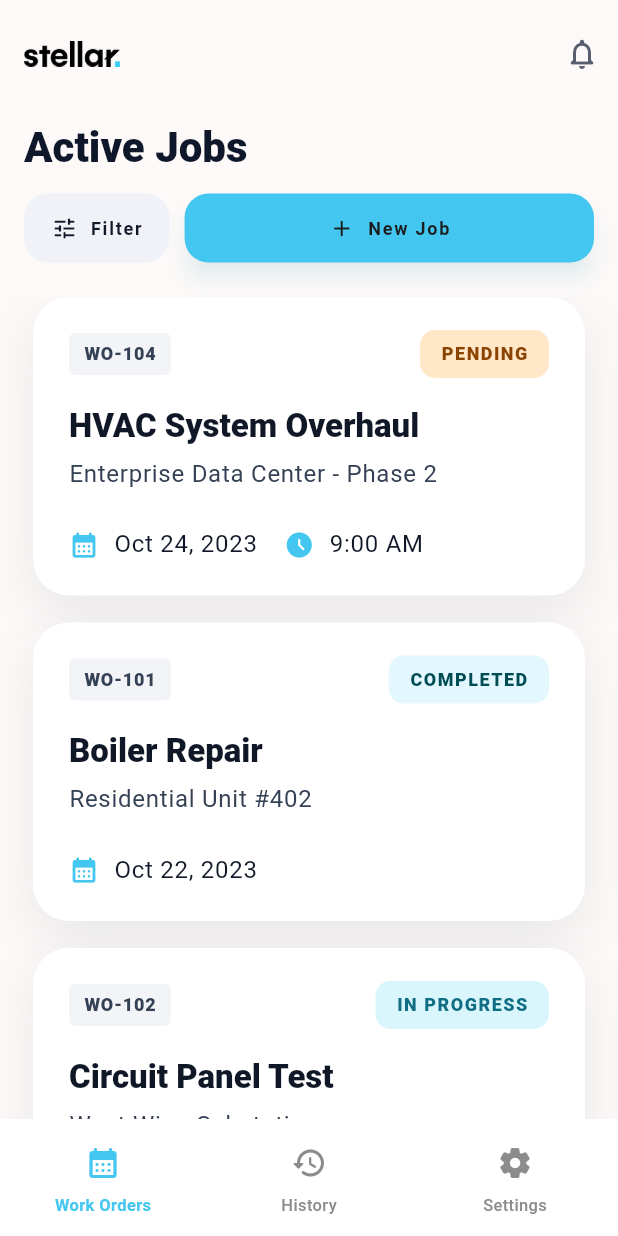
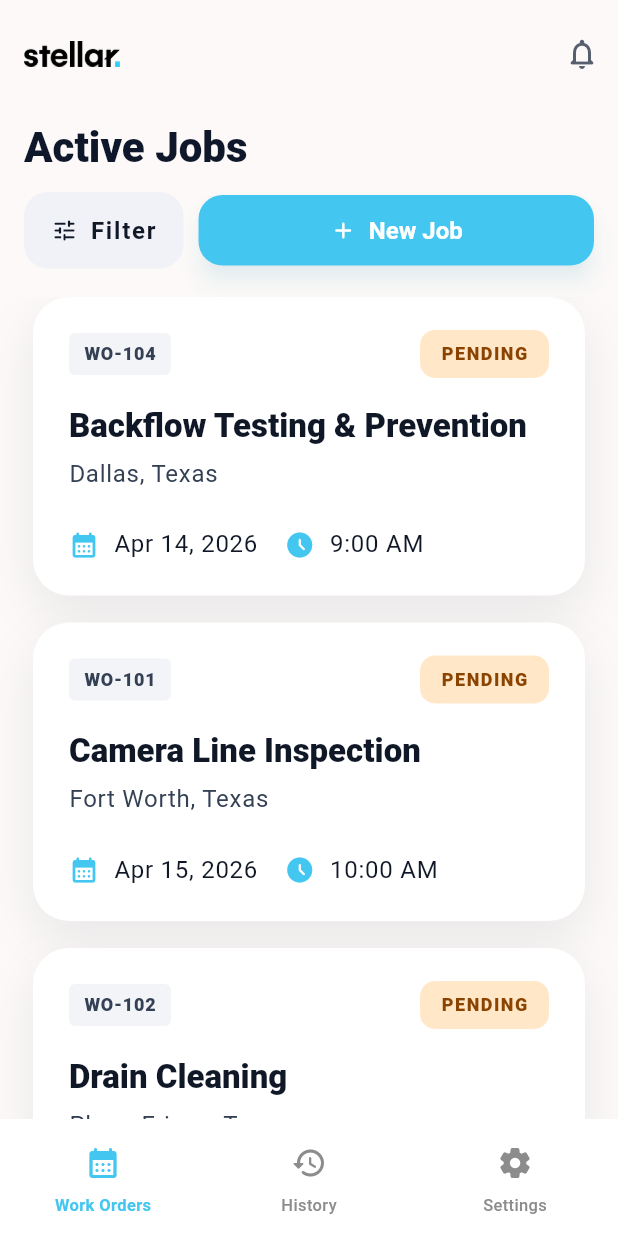
Before and after one commit to eduardoromero26/demo_task, a Flutter app: the screen it shows after launch, on a phone screen of 412 x 824 dp. Run offline on Flutter 3.47's test engine with Material 3 defaults, Android fonts, the phone set to English and light mode, and no system bars; our stand-ins replace bloc, equatable, flutter_bloc; Roboto replaces fonts that are missing (Objectivity).

Commit message:
feat: enhance work order management with status updates and mock data integration

```diff
--- a/lib/core/theme/app_theme.dart
+++ b/lib/core/theme/app_theme.dart
@@ -17,7 +17,7 @@ class AppTheme {
       secondary: secondary,
       tertiary: tertiary,
       surface: surface,
-      onPrimary: textPrimary,
+      onPrimary: Colors.white,
       onSecondary: Colors.white,
       onSurface: textPrimary,
     );
@@ -48,7 +48,12 @@ class AppTheme {
       filledButtonTheme: FilledButtonThemeData(
         style: FilledButton.styleFrom(
           backgroundColor: primary,
-          foregroundColor: textPrimary,
+          foregroundColor: Colors.white,
+          textStyle: const TextStyle(
+            fontFamily: fontFamily,
+            fontSize: 16,
+            fontWeight: FontWeight.w700,
+          ),
           shape: RoundedRectangleBorder(
             borderRadius: BorderRadius.circular(16),
           ),
--- a/lib/core/widgets/stellar_button.dart
+++ b/lib/core/widgets/stellar_button.dart
@@ -29,14 +29,19 @@ class StellarButton extends StatelessWidget {
 
   @override
   Widget build(BuildContext context) {
+    const buttonTextStyle = TextStyle(
+      fontSize: 16,
+      fontWeight: FontWeight.w700,
+    );
+
     final buttonChild = icon == null
-        ? Text(label)
+        ? Text(label, style: buttonTextStyle)
         : Row(
             mainAxisSize: MainAxisSize.min,
             children: [
               Icon(icon, size: 18),
               const SizedBox(width: 8),
-              Text(label),
+              Text(label, style: buttonTextStyle),
             ],
           );
 
@@ -46,7 +51,7 @@ class StellarButton extends StatelessWidget {
           onPressed: onPressed,
           style: FilledButton.styleFrom(
             backgroundColor: backgroundColor ?? AppTheme.primary,
-            foregroundColor: foregroundColor ?? AppTheme.textPrimary,
+            foregroundColor: foregroundColor ?? Colors.white,
             padding: padding ?? const EdgeInsets.symmetric(vertical: 14),
             elevation: elevation,
             shadowColor: AppTheme.primary.withValues(alpha: 0.2),
@@ -76,6 +81,8 @@ class StellarButton extends StatelessWidget {
         return FilledButton.tonal(
           onPressed: onPressed,
           style: FilledButton.styleFrom(
+            backgroundColor: backgroundColor ?? AppTheme.secondary,
+            foregroundColor: foregroundColor ?? Colors.white,
             padding:
                 padding ??
                 const EdgeInsets.symmetric(horizontal: 16, vertical: 12),
--- /dev/null
+++ b/lib/data/mocks/work_order_mock_pages.dart
@@ -0,0 +1,145 @@
+import 'package:demo_task/domain/model/work_order_model.dart';
+
+Map<int, List<WorkOrderModel>> buildWorkOrderMockPages() {
+  final now = DateTime.now();
+
+  return {
+    1: [
+      WorkOrderModel(
+        id: 'wo-104',
+        title: 'Backflow Testing & Prevention',
+        description:
+            'Keep clean water clean with certified testing and prevention.',
+        location: 'Dallas, Texas',
+        scheduledDate: _relativeDate(now, daysFromNow: 1, hour: 9),
+        status: WorkOrderStatus.pending,
+      ),
+      WorkOrderModel(
+        id: 'wo-101',
+        title: 'Camera Line Inspection',
+        description:
+            'See inside your lines and find problems before they spread.',
+        location: 'Fort Worth, Texas',
+        scheduledDate: _relativeDate(now, daysFromNow: 2, hour: 10),
+        status: WorkOrderStatus.pending,
+      ),
+      WorkOrderModel(
+        id: 'wo-102',
+        title: 'Drain Cleaning',
+        description: 'Clear the clog fast and restore flow without the fuss.',
+        location: 'Plano-Frisco, Texas',
+        scheduledDate: _relativeDate(now, daysFromNow: 3, hour: 8),
+        status: WorkOrderStatus.pending,
+      ),
+      WorkOrderModel(
+        id: 'wo-103',
+        title: 'Tankless Water Heater Install',
+        description: 'Endless hot water with a compact and efficient upgrade.',
+        location: 'Houston, Texas',
+        scheduledDate: _relativeDate(now, daysFromNow: 4),
+        status: WorkOrderStatus.pending,
+      ),
+      WorkOrderModel(
+        id: 'wo-105',
+        title: 'Major HVAC Overhaul',
+        description: 'Big install and overhaul work to rebuild efficiency.',
+        location: 'Austin, Texas',
+        scheduledDate: _relativeDate(now, daysFromNow: 5, hour: 13),
+        status: WorkOrderStatus.pending,
+      ),
+    ],
+    2: [
+      WorkOrderModel(
+        id: 'wo-106',
+        title: 'Service Electrical Diagnostic',
+        description: 'Smart diagnostics and quick fixes to keep lights on.',
+        location: 'Katy, Texas',
+        scheduledDate: _relativeDate(now, daysFromNow: 6),
+        status: WorkOrderStatus.pending,
+      ),
+      WorkOrderModel(
+        id: 'wo-107',
+        title: 'Garage Door Repair',
+        description: 'Restore safe operation and smoother day-to-day access.',
+        location: 'Round Rock, Texas',
+        scheduledDate: _relativeDate(now, daysFromNow: 7, hour: 11),
+        status: WorkOrderStatus.pending,
+      ),
+      WorkOrderModel(
+        id: 'wo-108',
+        title: 'Drywall High Ceiling Repair',
+        description:
+            'Hard-to-reach ceiling damage repaired with a seamless finish.',
+        location: 'The Woodlands, Texas',
+        scheduledDate: _relativeDate(now, daysFromNow: 8),
+        status: WorkOrderStatus.pending,
+      ),
+      WorkOrderModel(
+        id: 'wo-109',
+        title: 'Roofing Repair Assessment',
+        description:
+            'Stop leaks fast and extend the roof life with targeted repairs.',
+        location: 'San Antonio, Texas',
+        scheduledDate: _relativeDate(now, daysFromNow: 9, hour: 14),
+        status: WorkOrderStatus.pending,
+      ),
+      WorkOrderModel(
+        id: 'wo-110',
+        title: 'French Drain Installation',
+        description:
+            'Move water away from the yard and foundation effectively.',
+        location: 'Sugar Land, Texas',
+        scheduledDate: _relativeDate(now, daysFromNow: 10),
+        status: WorkOrderStatus.pending,
+      ),
+    ],
+    3: [
+      WorkOrderModel(
+        id: 'wo-111',
+        title: 'Gutter Cleaning',
+        description:
+            'Keep gutters clog-free and flowing to protect roof edges.',
+        location: 'New Braunfels / Schertz, Texas',
+        scheduledDate: _relativeDate(now, daysFromNow: 11),
+        status: WorkOrderStatus.pending,
+      ),
+      WorkOrderModel(
+        id: 'wo-112',
+        title: 'Pressure Washing',
+        description: 'Blast away grime and restore curb appeal quickly.',
+        location: 'El Paso, Texas',
+        scheduledDate: _relativeDate(now, daysFromNow: 12, hour: 15),
+        status: WorkOrderStatus.pending,
+      ),
+      WorkOrderModel(
+        id: 'wo-113',
+        title: 'Attic Insulation Upgrade',
+        description: 'Improve comfort year-round and lower utility bills.',
+        location: 'Dallas, Texas',
+        scheduledDate: _relativeDate(now, daysFromNow: 13),
+        status: WorkOrderStatus.pending,
+      ),
+      WorkOrderModel(
+        id: 'wo-114',
+        title: 'House Cleaning',
+        description: 'Spotless spaces with a complete top-to-bottom clean.',
+        location: 'Houston, Texas',
+        scheduledDate: _relativeDate(now, daysFromNow: 14),
+        status: WorkOrderStatus.pending,
+      ),
+      WorkOrderModel(
+        id: 'wo-115',
+        title: 'Tile Replacement',
+        description:
+            'Fresh patterns and flawless lines for damaged floor areas.',
+        location: 'Austin, Texas',
+        scheduledDate: _relativeDate(now, daysFromNow: 15, hour: 9),
+        status: WorkOrderStatus.pending,
+      ),
+    ],
+  };
+}
+
+DateTime _relativeDate(DateTime now, {required int daysFromNow, int hour = 0}) {
+  return DateTime(now.year, now.month, now.day + daysFromNow, hour);
+}
--- a/lib/data/repositories/in_memory_work_order_repository.dart
+++ b/lib/data/repositories/in_memory_work_order_repository.dart
@@ -1,11 +1,13 @@
+import 'package:demo_task/data/mocks/work_order_mock_pages.dart';
 import 'package:demo_task/domain/model/work_order_model.dart';
 import 'package:demo_task/domain/model/work_order_page.dart';
 import 'package:demo_task/domain/repositories/work_order_repository.dart';
 
 class InMemoryWorkOrderRepository implements WorkOrderRepository {
   InMemoryWorkOrderRepository({
-    this.latency = const Duration(milliseconds: 3000),
-  }) : _pages = _buildPages();
+    this.latency = const Duration(milliseconds: 2000),
+    Map<int, List<WorkOrderModel>>? pages,
+  }) : _pages = _clonePages(pages ?? buildWorkOrderMockPages());
 
   final Duration latency;
   final Map<int, List<WorkOrderModel>> _pages;
@@ -40,7 +42,14 @@ class InMemoryWorkOrderRepository implements WorkOrderRepository {
         continue;
       }
 
-      final updated = entry.value[index].copyWith(status: newStatus);
+      final current = entry.value[index];
+      final shouldAssignCurrentUser =
+          newStatus != WorkOrderStatus.pending &&
+          (current.assignedTo == null || current.assignedTo!.trim().isEmpty);
+      final updated = current.copyWith(
+        status: newStatus,
+        assignedTo: shouldAssignCurrentUser ? 'You' : current.assignedTo,
+      );
       entry.value[index] = updated;
       return updated.copyWith();
     }
@@ -48,164 +57,14 @@ class InMemoryWorkOrderRepository implements WorkOrderRepository {
     throw StateError('Work order $workOrderId was not found.');
   }
 
-  static Map<int, List<WorkOrderModel>> _buildPages() {
+  static Map<int, List<WorkOrderModel>> _clonePages(
+    Map<int, List<WorkOrderModel>> pages,
+  ) {
     return {
-      1: [
-        WorkOrderModel(
-          id: 'wo-104',
-          title: 'HVAC System Overhaul',
-          description: 'Enterprise Data Center - Phase 2',
-          location: 'Enterprise Data Center - Phase 2',
-          scheduledDate: DateTime(2023, 10, 24, 9),
-          assignedTo: 'A. Rivera',
-          status: WorkOrderStatus.pending,
-          priority: WorkOrderPriority.high,
-        ),
-        WorkOrderModel(
-          id: 'wo-101',
-          title: 'Boiler Repair',
-          description: 'Residential Unit #402',
-          location: 'Residential Unit #402',
-          scheduledDate: DateTime(2023, 10, 22),
-          assignedTo: 'J. Chen',
-          status: WorkOrderStatus.completed,
-          priority: WorkOrderPriority.medium,
-        ),
-        WorkOrderModel(
-          id: 'wo-102',
-          title: 'Circuit Panel Test',
-          description: 'West Wing Substation',
-          location: 'West Wing Substation',
-          scheduledDate: DateTime(2023, 10, 23),
-          assignedTo: 'K. Adams',
-          status: WorkOrderStatus.inProgress,
-          priority: WorkOrderPriority.high,
-        ),
-        WorkOrderModel(
-          id: 'wo-103',
-          title: 'Generator Audit',
-          description: 'Emergency Backup Unit',
-          location: 'Emergency Backup Unit',
-          scheduledDate: DateTime(2023, 10, 24),
-          assignedTo: 'M. Patel',
-          status: WorkOrderStatus.pending,
-          priority: WorkOrderPriority.medium,
-        ),
-        WorkOrderModel(
-          id: 'wo-105',
-          title: 'Sensor Calibration',
-          description: 'Lab 7 Gas Detectors',
-          location: 'Lab 7 Gas Detectors',
-          scheduledDate: DateTime(2023, 10, 21),
-          assignedTo: 'L. Gomez',
-          status: WorkOrderStatus.completed,
-          priority: WorkOrderPriority.low,
-        ),
-      ],
-      2: [
-        WorkOrderModel(
-          id: 'wo-106',
-          title: 'Roof drain cleaning',
-          description: 'Preventive maintenance before next storm window.',
-          location: 'Warehouse 3',
-          scheduledDate: DateTime(2026, 4, 16),
-          assignedTo: 'R. Lewis',
-          status: WorkOrderStatus.pending,
-          priority: WorkOrderPriority.medium,
-        ),
-        WorkOrderModel(
-          id: 'wo-107',
-          title: 'Lighting panel rebalance',
-          description: 'Current draw indicates uneven load distribution.',
-          location: 'Production Hall',
-          scheduledDate: DateTime(2026, 4, 17),
-          assignedTo: 'S. Novak',
-          status: WorkOrderStatus.scheduled,
-          priority: WorkOrderPriority.high,
-        ),
-        WorkOrderModel(
-          id: 'wo-108',
-          title: 'Pump vibration follow-up',
-          description: 'Second pass after bearing replacement.',
-          location: 'Water Treatment',
-          scheduledDate: DateTime(2026, 4, 17),
-          assignedTo: 'I. Silva',
-          status: WorkOrderStatus.inProgress,
-          priority: WorkOrderPriority.high,
-        ),
-        WorkOrderModel(
-          id: 'wo-109',
-          title: 'Fence line camera alignment',
-          description: 'Resume after network switch change freeze.',
-          location: 'Perimeter East',
-          scheduledDate: DateTime(2026, 4, 18),
-          assignedTo: 'D. Brooks',
-          status: WorkOrderStatus.blocked,
-          priority: WorkOrderPriority.low,
-        ),
-        WorkOrderModel(
-          id: 'wo-110',
-          title: 'Cooling tower water test',
-          description: 'Routine chemistry sample collection.',
-          location: 'Utilities Plant',
-          scheduledDate: DateTime(2026, 4, 18),
-          assignedTo: 'T. Young',
-          status: WorkOrderStatus.completed,
-          priority: WorkOrderPriority.medium,
-        ),
-      ],
-      3: [
-        WorkOrderModel(
-          id: 'wo-111',
-          title: 'Emergency shower flush verification',
-          description: 'Monthly compliance spot check.',
-          location: 'Lab Wing',
-          scheduledDate: DateTime(2026, 4, 19),
-          assignedTo: 'E. Price',
-          status: WorkOrderStatus.pending,
-          priority: WorkOrderPriority.low,
-        ),
-        WorkOrderModel(
-          id: 'wo-112',
-          title: 'Dock leveler hydraulic test',
-          description: 'Post-repair functional validation.',
-          location: 'Receiving Bay',
-          scheduledDate: DateTime(2026, 4, 20),
-          assignedTo: 'N. Ford',
-          status: WorkOrderStatus.scheduled,
-          priority: WorkOrderPriority.medium,
-        ),
-        WorkOrderModel(
-          id: 'wo-113',
-          title: 'Battery room exhaust calibration',
-          description: 'Recalibrate after air flow sensor replacement.',
-          location: 'Energy Storage',
-          scheduledDate: DateTime(2026, 4, 21),
-          assignedTo: 'P. King',
-          status: WorkOrderStatus.inProgress,
-          priority: WorkOrderPriority.high,
-        ),
-        WorkOrderModel(
-          id: 'wo-114',
-          title: 'Water ingress inspection',
-          description: 'Resume after ceiling panel access approval.',
-          location: 'Archive Room',
-          scheduledDate: DateTime(2026, 4, 21),
-          assignedTo: 'B. White',
-          status: WorkOrderStatus.blocked,
-          priority: WorkOrderPriority.medium,
-        ),
-        WorkOrderModel(
-          id: 'wo-115',
-          title: 'Server rack grounding audit',
-          description: 'Final verification signed by facilities engineering.',
-          location: 'Server Hall B',
-          scheduledDate: DateTime(2026, 4, 22),
-          assignedTo: 'C. Bell',
-          status: WorkOrderStatus.completed,
-          priority: WorkOrderPriority.low,
-        ),
-      ],
+      for (final entry in pages.entries)
+        entry.key: entry.value
+            .map((workOrder) => workOrder.copyWith())
+            .toList(),
     };
   }
 }
--- a/lib/domain/model/work_order_model.dart
+++ b/lib/domain/model/work_order_model.dart
@@ -1,20 +1,14 @@
 import 'package:equatable/equatable.dart';
 
-enum WorkOrderStatus { pending, scheduled, inProgress, blocked, completed }
-
-enum WorkOrderPriority { low, medium, high }
+enum WorkOrderStatus { pending, inProgress, completed }
 
 extension WorkOrderStatusX on WorkOrderStatus {
   List<WorkOrderStatus> get allowedTransitions {
     switch (this) {
       case WorkOrderStatus.pending:
-        return const [WorkOrderStatus.scheduled, WorkOrderStatus.blocked];
-      case WorkOrderStatus.scheduled:
-        return const [WorkOrderStatus.inProgress, WorkOrderStatus.blocked];
+        return const [WorkOrderStatus.inProgress];
       case WorkOrderStatus.inProgress:
-        return const [WorkOrderStatus.completed, WorkOrderStatus.blocked];
-      case WorkOrderStatus.blocked:
-        return const [WorkOrderStatus.scheduled, WorkOrderStatus.inProgress];
+        return const [WorkOrderStatus.completed];
       case WorkOrderStatus.completed:
         return const [];
     }
@@ -30,7 +24,6 @@ class WorkOrderModel extends Equatable {
     required this.id,
     required this.title,
     required this.status,
-    required this.priority,
     required this.location,
     required this.scheduledDate,
     this.description,
@@ -44,7 +37,6 @@ class WorkOrderModel extends Equatable {
   final DateTime scheduledDate;
   final String? assignedTo;
   final WorkOrderStatus status;
-  final WorkOrderPriority priority;
 
   WorkOrderModel copyWith({
     String? id,
@@ -54,7 +46,6 @@ class WorkOrderModel extends Equatable {
     DateTime? scheduledDate,
     String? assignedTo,
     WorkOrderStatus? status,
-    WorkOrderPriority? priority,
   }) {
     return WorkOrderModel(
       id: id ?? this.id,
@@ -64,7 +55,6 @@ class WorkOrderModel extends Equatable {
       scheduledDate: scheduledDate ?? this.scheduledDate,
       assignedTo: assignedTo ?? this.assignedTo,
       status: status ?? this.status,
-      priority: priority ?? this.priority,
     );
   }
 
@@ -77,6 +67,5 @@ class WorkOrderModel extends Equatable {
     scheduledDate,
     assignedTo,
     status,
-    priority,
   ];
 }
--- a/lib/presentation/screens/home/widgets/active_jobs_section.dart
+++ b/lib/presentation/screens/home/widgets/active_jobs_section.dart
@@ -11,12 +11,14 @@ class ActiveJobsSection extends StatelessWidget {
     required this.isLoadingMore,
     required this.paginationErrorMessage,
     required this.onRetryPage,
+    required this.onWorkOrderPressed,
   });
 
   final List<WorkOrderModel> workOrders;
   final bool isLoadingMore;
   final String? paginationErrorMessage;
   final VoidCallback onRetryPage;
+  final ValueChanged<WorkOrderModel> onWorkOrderPressed;
 
   @override
   Widget build(BuildContext context) {
@@ -55,7 +57,11 @@ class ActiveJobsSection extends StatelessWidget {
 
           return Padding(
             padding: const EdgeInsets.only(bottom: 18),
-            child: _JobSummaryCard(workOrder: workOrders[index]),
+            child: GestureDetector(
+              behavior: HitTestBehavior.opaque,
+              onTap: () => onWorkOrderPressed(workOrders[index]),
+              child: _JobSummaryCard(workOrder: workOrders[index]),
+            ),
           );
         }, childCount: itemCount),
       ),
@@ -184,10 +190,6 @@ Color _statusBackground(WorkOrderStatus status) {
       return AppTheme.primaryTint;
     case WorkOrderStatus.inProgress:
       return const Color(0xFFD9F6FD);
-    case WorkOrderStatus.scheduled:
-      return const Color(0xFFE7F7F5);
-    case WorkOrderStatus.blocked:
-      return const Color(0xFFFDE7E4);
   }
 }
 
@@ -199,9 +201,5 @@ Color _statusForeground(WorkOrderStatus status) {
       return AppTheme.tertiary;
     case WorkOrderStatus.inProgress:
       return const Color(0xFF0F6D84);
-    case WorkOrderStatus.scheduled:
-      return const Color(0xFF0B5F55);
-    case WorkOrderStatus.blocked:
-      return const Color(0xFFB42318);
   }
 }
```
Also changed, not shown: lib/presentation/screens/home/home_screen.dart (+25 -0 lines), lib/presentation/screens/home_screen.dart (+25 -0 lines), lib/presentation/screens/work_order_preview/widgets/work_order_status_dropdown.dart (added, +103 -0 lines), lib/presentation/screens/work_order_preview/work_order_preview_screen.dart (added, +125 -0 lines), 2 other files.
